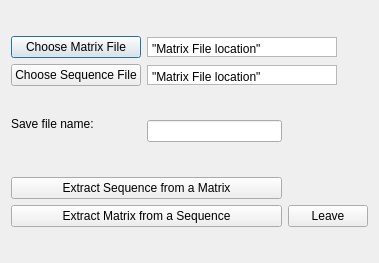
TaronSilver/genom, file src/window.ui: the form before one commit.
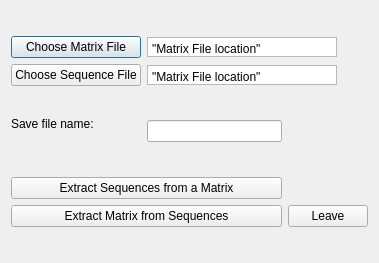
The form after the commit.

Commit message: The matrix and sequences are now called after the windows related to them are created, used and closed.

Diff of the .ui file:
```diff
--- a/src/window.ui
+++ b/src/window.ui
@@ -148,14 +148,14 @@
    <item row="8" column="0" colspan="2">
     <widget class="QPushButton" name="sequenceFromMatrixButton">
      <property name="text">
-      <string>Extract Sequence from a Matrix</string>
+      <string>Extract Sequences from a Matrix</string>
      </property>
     </widget>
    </item>
    <item row="9" column="0" colspan="2">
     <widget class="QPushButton" name="matrixFromSequenceButton">
      <property name="text">
-      <string>Extract Matrix from a Sequence</string>
+      <string>Extract Matrix from Sequences</string>
      </property>
     </widget>
    </item>
```
The commit also changes 8 other files.
